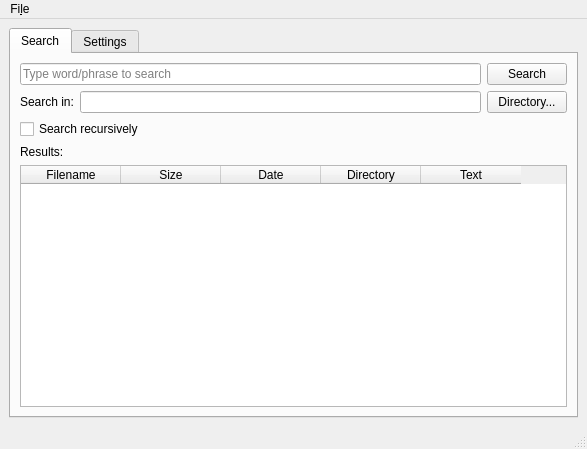
Above: mainwindow.ui from parapente/sdocsearch before the change. Below: the same form after it.
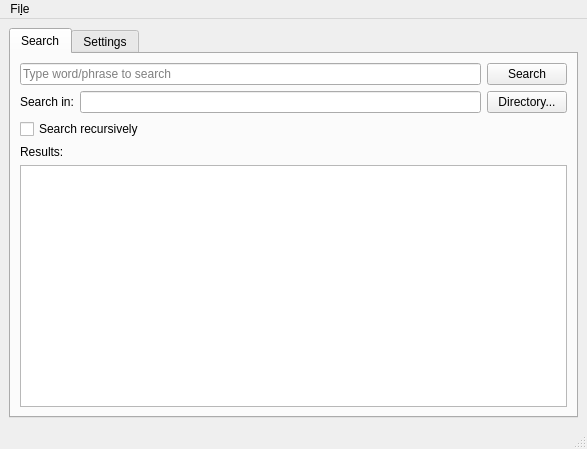
That is the form after the change.

Commit message: Change QTableWidget for a QTableView and add text search via textract

```diff
--- a/mainwindow.ui
+++ b/mainwindow.ui
@@ -79,33 +79,7 @@
          </widget>
         </item>
         <item>
-         <widget class="QTableWidget" name="resultsWidget">
-          <column>
-           <property name="text">
-            <string>Filename</string>
-           </property>
-          </column>
-          <column>
-           <property name="text">
-            <string>Size</string>
-           </property>
-          </column>
-          <column>
-           <property name="text">
-            <string>Date</string>
-           </property>
-          </column>
-          <column>
-           <property name="text">
-            <string>Directory</string>
-           </property>
-          </column>
-          <column>
-           <property name="text">
-            <string>Text</string>
-           </property>
-          </column>
-         </widget>
+         <widget class="QTreeView" name="resultsWidget"/>
         </item>
        </layout>
       </widget>
```
The commit also changes 2 other files.
